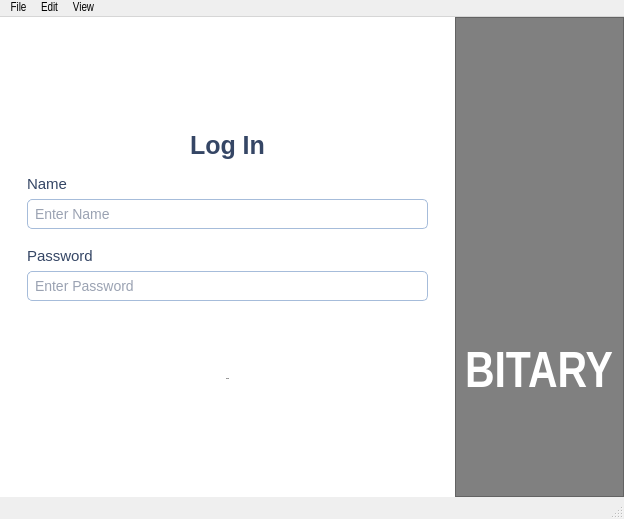
Above: src/ui/logInPageWindow.ui from NicholasFeltrin/Bitary before the change. Below: the same form after it.
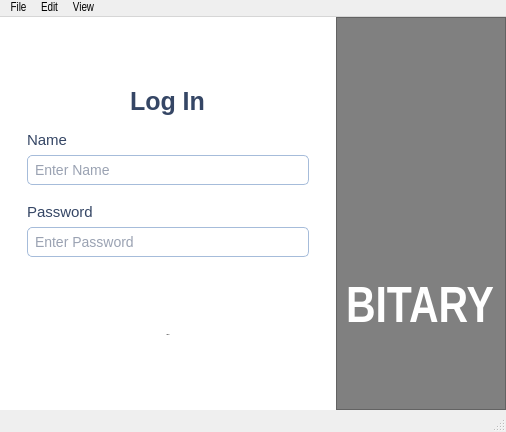
That is the form after the change. Icons and pictures are not drawn.

Commit message: responsive window

Diff of the .ui file:
```diff
--- a/src/ui/logInPageWindow.ui
+++ b/src/ui/logInPageWindow.ui
@@ -6,10 +6,16 @@
    <rect>
     <x>0</x>
     <y>0</y>
-    <width>624</width>
-    <height>519</height>
+    <width>506</width>
+    <height>432</height>
    </rect>
   </property>
+  <property name="minimumSize">
+   <size>
+    <width>463</width>
+    <height>0</height>
+   </size>
+  </property>
   <property name="font">
    <font>
     <family>Arial Narrow</family>
@@ -243,6 +249,9 @@
                   <property name="text">
                    <string/>
                   </property>
+                  <property name="echoMode">
+                   <enum>QLineEdit::Password</enum>
+                  </property>
                   <property name="placeholderText">
                    <string>Enter Password</string>
                   </property>
@@ -369,6 +378,12 @@
           </item>
           <item>
            <widget class="QLabel" name="BITARY_4">
+            <property name="minimumSize">
+             <size>
+              <width>150</width>
+              <height>0</height>
+             </size>
+            </property>
             <property name="font">
              <font>
               <family>Arial Narrow</family>
@@ -401,7 +416,7 @@
     <rect>
      <x>0</x>
      <y>0</y>
-     <width>624</width>
+     <width>506</width>
      <height>24</height>
     </rect>
    </property>
```
The commit also changes 2 other files.
